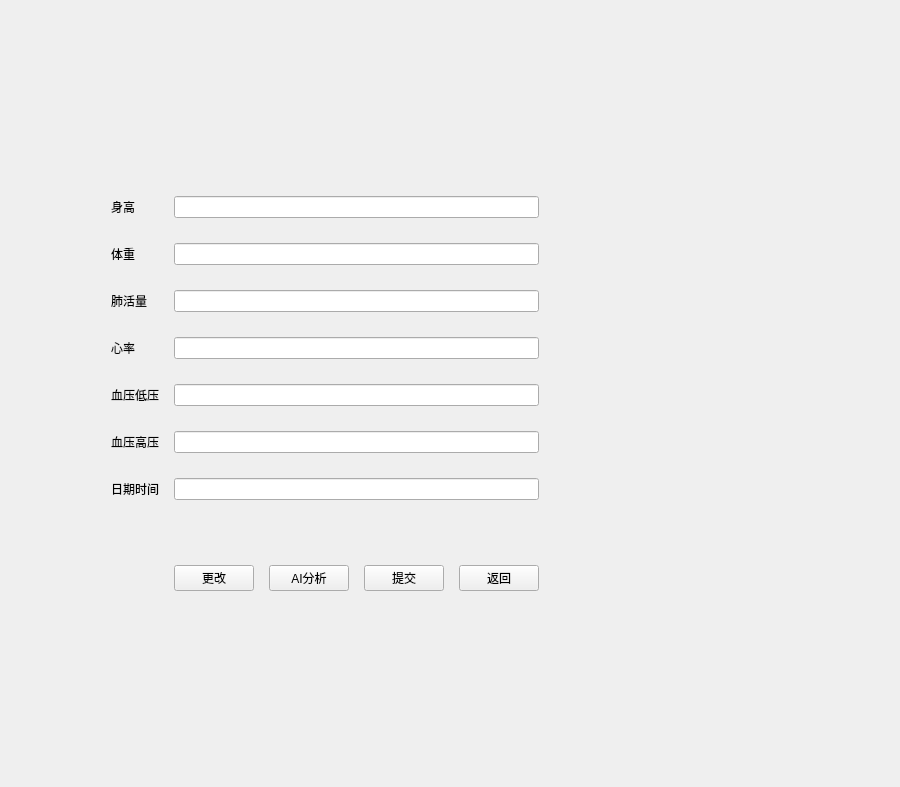
Above: ui/HealthAssesment.ui from BottleOfErie/SmartHospital before the change. Below: the same form after it.
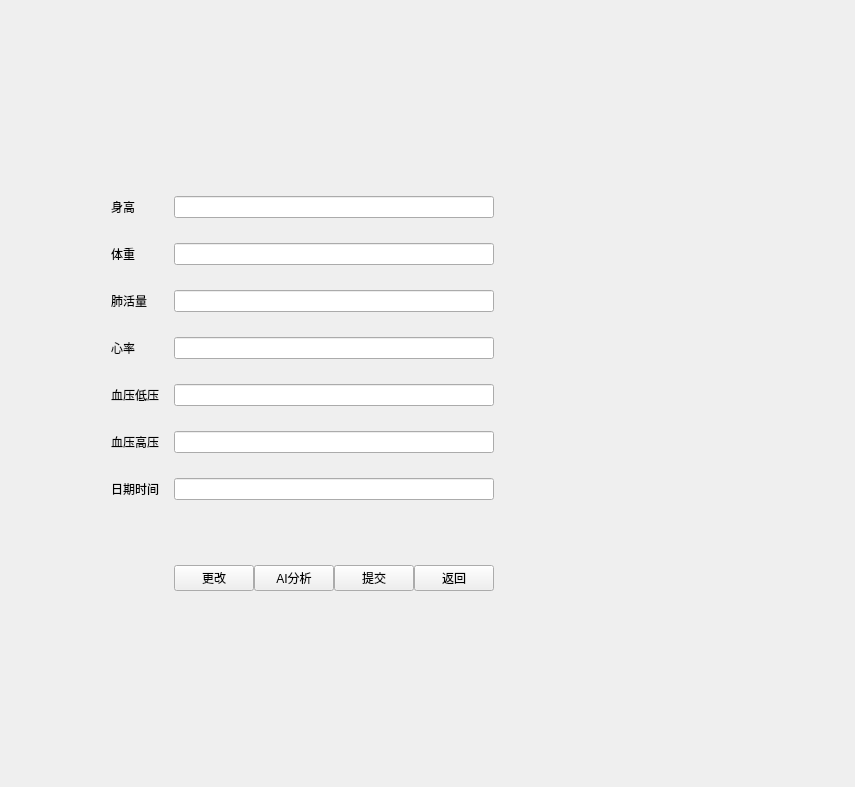
That is the form after the change. Icons and pictures are not drawn.

Commit message: 医患沟通功能和界面debug

```diff
--- a/ui/HealthAssesment.ui
+++ b/ui/HealthAssesment.ui
@@ -119,7 +119,7 @@
        <item row="7" column="1">
         <layout class="QHBoxLayout" name="horizontalLayout">
          <property name="spacing">
-          <number>15</number>
+          <number>0</number>
          </property>
          <property name="topMargin">
           <number>40</number>
```
The commit also changes 3 other files.
